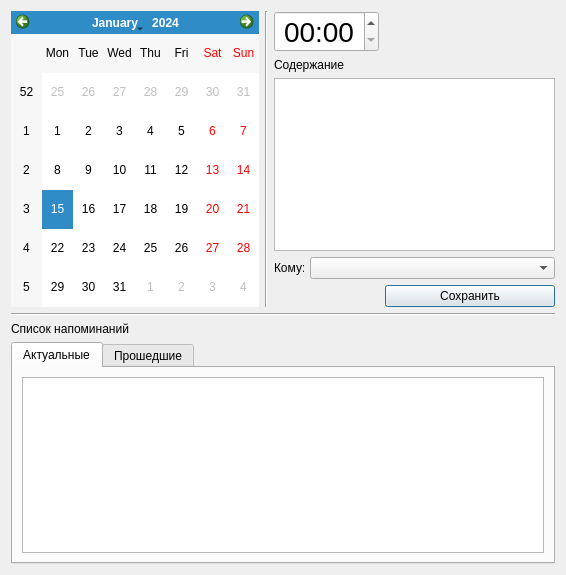
This is RemindersDialog.ui in okostynchuk/Outcall as Qt 5 draws it before an edit. The edited form follows.
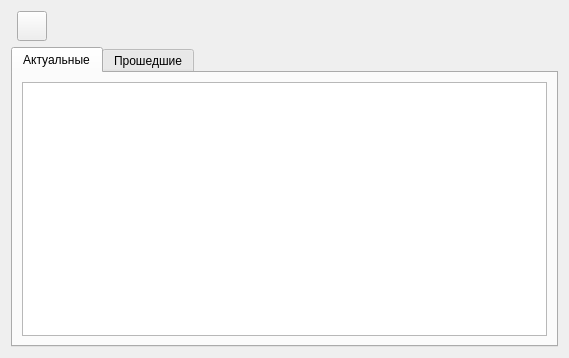
This is the edited form. Icons and pictures are not drawn.

Patch:
```diff
--- a/RemindersDialog.ui
+++ b/RemindersDialog.ui
@@ -6,8 +6,8 @@
    <rect>
     <x>0</x>
     <y>0</y>
-    <width>566</width>
-    <height>575</height>
+    <width>569</width>
+    <height>358</height>
    </rect>
   </property>
   <property name="minimumSize">
@@ -21,190 +21,43 @@
   </property>
   <layout class="QGridLayout" name="gridLayout_2">
    <item row="0" column="0">
-    <layout class="QHBoxLayout" name="horizontalLayout">
-     <item>
-      <widget class="QCalendarWidget" name="calendarWidget">
+    <layout class="QGridLayout" name="gridLayout">
+     <item row="0" column="1">
+      <widget class="QPushButton" name="pushButton">
+       <property name="minimumSize">
+        <size>
+         <width>30</width>
+         <height>30</height>
+        </size>
+       </property>
+       <property name="maximumSize">
+        <size>
+         <width>30</width>
+         <height>30</height>
+        </size>
+       </property>
        <property name="focusPolicy">
         <enum>Qt::StrongFocus</enum>
        </property>
-      </widget>
-     </item>
-     <item>
-      <widget class="Line" name="line">
-       <property name="orientation">
-        <enum>Qt::Vertical</enum>
-       </property>
-      </widget>
-     </item>
-     <item>
-      <layout class="QGridLayout" name="gridLayout">
-       <item row="0" column="2">
-        <spacer name="horizontalSpacer_2">
-         <property name="orientation">
-          <enum>Qt::Horizontal</enum>
-         </property>
-         <property name="sizeHint" stdset="0">
-          <size>
-           <width>80</width>
-           <height>20</height>
-          </size>
-         </property>
-        </spacer>
-       </item>
-       <item row="1" column="0" colspan="3">
-        <widget class="QLabel" name="label_2">
-         <property name="text">
-          <string>Содержание</string>
-         </property>
-        </widget>
-       </item>
-       <item row="2" column="0" colspan="3">
-        <widget class="QTextEdit" name="textEdit">
-         <property name="font">
-          <font>
-           <pointsize>8</pointsize>
-          </font>
-         </property>
-         <property name="focusPolicy">
-          <enum>Qt::StrongFocus</enum>
-         </property>
-         <property name="tabChangesFocus">
-          <bool>true</bool>
-         </property>
-        </widget>
-       </item>
-       <item row="0" column="0" colspan="2">
-        <widget class="QTimeEdit" name="timeEdit">
-         <property name="minimumSize">
-          <size>
-           <width>105</width>
-           <height>0</height>
-          </size>
-         </property>
-         <property name="maximumSize">
-          <size>
-           <width>125</width>
-           <height>16777215</height>
-          </size>
-         </property>
-         <property name="font">
-          <font>
-           <pointsize>21</pointsize>
-           <weight>50</weight>
-           <bold>false</bold>
-           <kerning>true</kerning>
-          </font>
-         </property>
-         <property name="focusPolicy">
-          <enum>Qt::StrongFocus</enum>
-         </property>
-         <property name="wrapping">
-          <bool>false</bool>
-         </property>
-         <property name="frame">
-          <bool>true</bool>
-         </property>
-         <property name="alignment">
-          <set>Qt::AlignCenter</set>
-         </property>
-         <property name="readOnly">
-          <bool>false</bool>
-         </property>
-         <property name="buttonSymbols">
-          <enum>QAbstractSpinBox::UpDownArrows</enum>
-         </property>
-         <property name="keyboardTracking">
-          <bool>true</bool>
-         </property>
-         <property name="displayFormat">
-          <string>HH:mm</string>
-         </property>
-         <property name="calendarPopup">
-          <bool>false</bool>
-         </property>
-        </widget>
-       </item>
-       <item row="3" column="0">
-        <widget class="QLabel" name="label_3">
-         <property name="maximumSize">
-          <size>
-           <width>30</width>
-           <height>16777215</height>
-          </size>
-         </property>
-         <property name="text">
-          <string>Кому:</string>
-         </property>
-         <property name="scaledContents">
-          <bool>false</bool>
-         </property>
-         <property name="alignment">
-          <set>Qt::AlignLeading|Qt::AlignLeft|Qt::AlignVCenter</set>
-         </property>
-        </widget>
-       </item>
-       <item row="3" column="1" colspan="2">
-        <widget class="QComboBox" name="comboBox">
-         <property name="minimumSize">
-          <size>
-           <width>160</width>
-           <height>0</height>
-          </size>
-         </property>
-         <property name="focusPolicy">
-          <enum>Qt::StrongFocus</enum>
-         </property>
-         <property name="editable">
-          <bool>false</bool>
-         </property>
-         <property name="currentIndex">
-          <number>-1</number>
-         </property>
-         <property name="sizeAdjustPolicy">
-          <enum>QComboBox::AdjustToContentsOnFirstShow</enum>
-         </property>
-        </widget>
-       </item>
-       <item row="4" column="2">
-        <widget class="QPushButton" name="saveButton">
-         <property name="maximumSize">
-          <size>
-           <width>16777215</width>
-           <height>16777215</height>
-          </size>
-         </property>
-         <property name="focusPolicy">
-          <enum>Qt::StrongFocus</enum>
-         </property>
-         <property name="layoutDirection">
-          <enum>Qt::LeftToRight</enum>
-         </property>
-         <property name="text">
-          <string>Сохранить</string>
-         </property>
-        </widget>
-       </item>
-      </layout>
-     </item>
-    </layout>
-   </item>
-   <item row="1" column="0">
-    <widget class="Line" name="line_2">
-     <property name="orientation">
-      <enum>Qt::Horizontal</enum>
-     </property>
-    </widget>
-   </item>
-   <item row="2" column="0">
-    <layout class="QVBoxLayout" name="verticalLayout">
-     <item>
-      <widget class="QLabel" name="label">
        <property name="text">
-        <string>Список напоминаний</string>
+        <string/>
+       </property>
+       <property name="icon">
+        <iconset resource="images.qrc">
+         <normaloff>:/images/reminders_R.png</normaloff>:/images/reminders_R.png</iconset>
+       </property>
+       <property name="iconSize">
+        <size>
+         <width>27</width>
+         <height>27</height>
+        </size>
+       </property>
+       <property name="autoDefault">
+        <bool>false</bool>
        </property>
       </widget>
      </item>
-     <item>
+     <item row="1" column="0" colspan="3">
       <widget class="QTabWidget" name="tabWidget">
        <property name="focusPolicy">
         <enum>Qt::StrongFocus</enum>
@@ -248,6 +101,19 @@
        </widget>
       </widget>
      </item>
+     <item row="0" column="2">
+      <spacer name="horizontalSpacer_2">
+       <property name="orientation">
+        <enum>Qt::Horizontal</enum>
+       </property>
+       <property name="sizeHint" stdset="0">
+        <size>
+         <width>40</width>
+         <height>20</height>
+        </size>
+       </property>
+      </spacer>
+     </item>
     </layout>
    </item>
   </layout>
```
Left out of the diff: 9 changed lines with no effect on the pictures.
